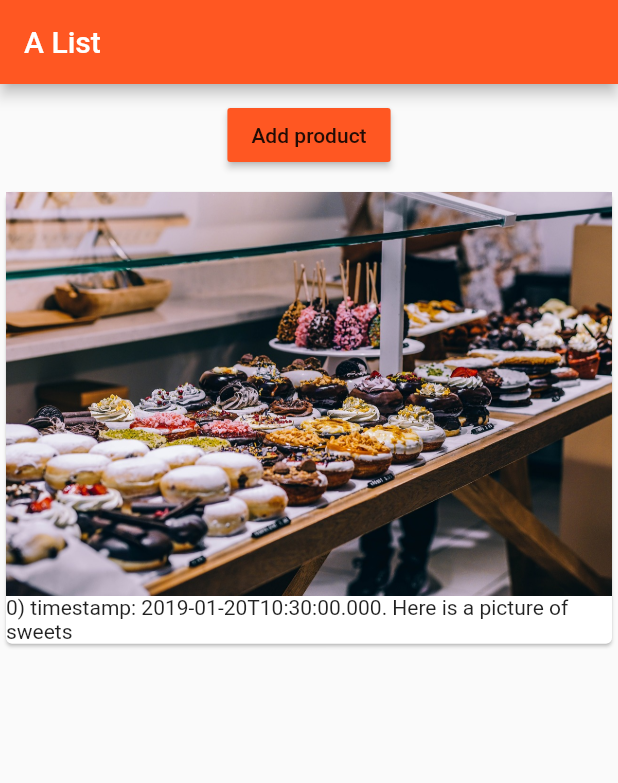
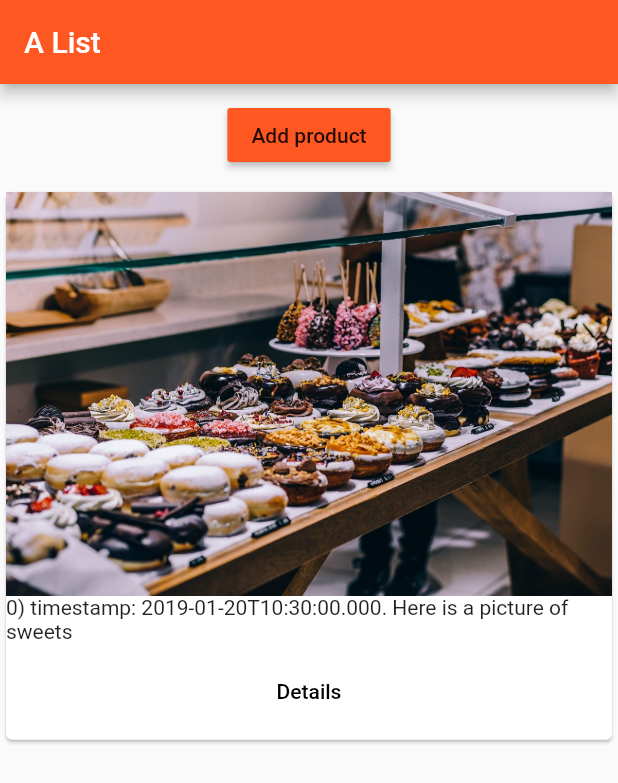
Before and after one commit to ofu997/flutter1, a Flutter app: the screen it shows after launch, after a tap on "Add product", on a phone screen of 412 x 824 dp. Shown: the top 783 px of the screen. Run offline on Flutter 3.47's test engine with Material 2 defaults, Android fonts, the phone set to English and light mode, and no system bars.

Commit message:
add routing (Navigator.push(MaterialPageRoute(ProductPage()))) to products page

```diff
--- a/lib/products.dart
+++ b/lib/products.dart
@@ -1,4 +1,5 @@
 import 'package:flutter/material.dart';
+import './pages/product.dart';
 
 class Products extends StatelessWidget {
   // final: the data is set from outside, triggers a build and replace
@@ -12,9 +13,23 @@ class Products extends StatelessWidget {
                   child: Column(
                     children: <Widget>[
                       Image.asset("assets/food.jpg"),
-                      Text(products[index])
-                    ],
-                  ),
+                      Text(products[index]),
+                      ButtonBar(
+                        alignment: MainAxisAlignment.center,
+                        children: <Widget>[
+                          FlatButton(
+                            child: Text('Details'),
+                            onPressed: () => Navigator.push(
+                              context,
+                              MaterialPageRoute(
+                                builder: (BuildContext context) => ProductPage(),
+                              ),
+                            ),
+                          ),
+                        ]
+                      )
+                    ]
+                  )
                 );
   }
 
```
Also changed, not shown: lib/pages/product.dart (added, +15 -0 lines).
